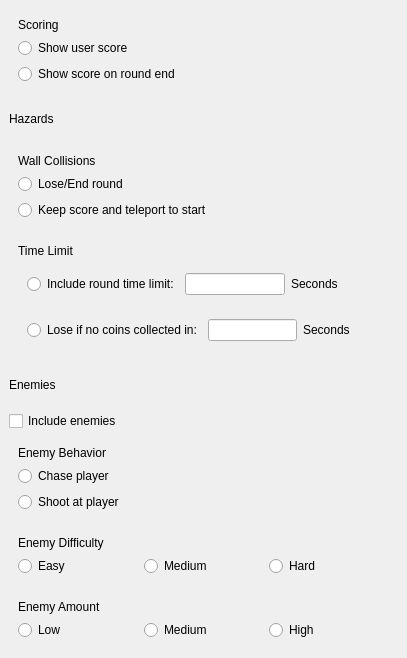
The window that task_objectiveflyaround.ui (Painless-VR-Capstone/Qt-ClientApp) describes before a commit, drawn with Qt 5.
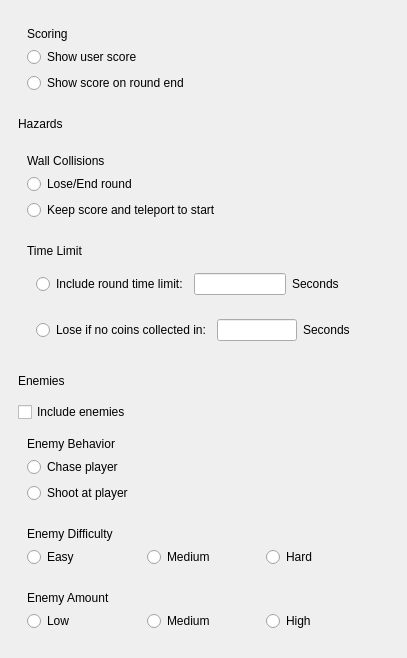
The same window after the commit.

Commit message: More style stuff Dividing the widgets into their own boxes with vertical spacers

```diff
--- a/task_objectiveflyaround.ui
+++ b/task_objectiveflyaround.ui
@@ -21,16 +21,16 @@
   </property>
   <layout class="QGridLayout" name="gridLayout">
    <property name="leftMargin">
-    <number>0</number>
+    <number>9</number>
    </property>
    <property name="topMargin">
-    <number>0</number>
+    <number>9</number>
    </property>
    <property name="rightMargin">
-    <number>0</number>
+    <number>9</number>
    </property>
    <property name="bottomMargin">
-    <number>0</number>
+    <number>9</number>
    </property>
    <item row="0" column="0">
     <widget class="QWidget" name="objectiveBox" native="true">
```
The commit also changes 6 other files.
